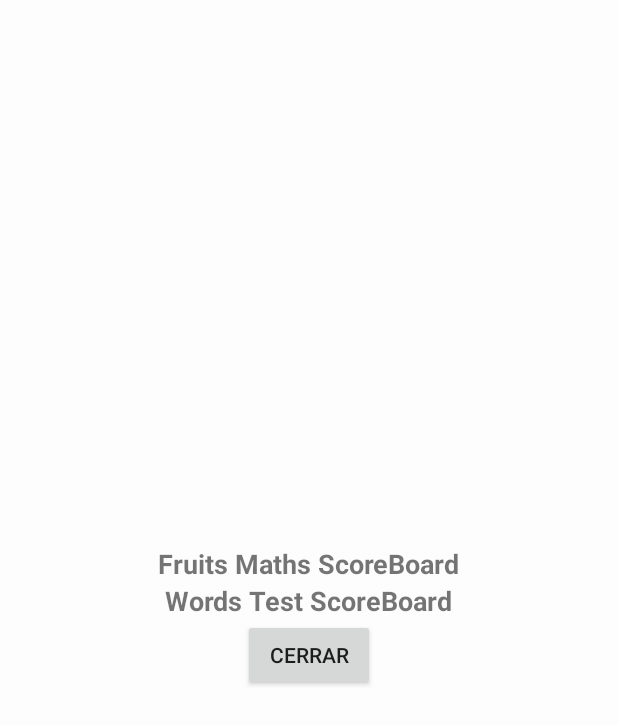
After one commit to jkincho23/ProyectoMoviles2, an Android app: the layout popup_layout.xml on its own in the app's theme, with its tools: preview values and no code run, on a phone screen of 412 x 824 dp. The commit adds this screen. Shown: the top 725 px of the screen. Run offline under Robolectric (Android 15) with nearby library versions, the phone set to English and light mode, and no system bars.

Commit message:
Haciendo maravillas

```diff
--- /dev/null
+++ b/GameProyecto/app/src/main/res/layout/popup_layout.xml
@@ -0,0 +1,41 @@
+<?xml version="1.0" encoding="utf-8"?>
+<LinearLayout xmlns:android="http://schemas.android.com/apk/res/android"
+    android:layout_width="match_parent"
+    android:layout_height="match_parent"
+    android:gravity="center"
+    android:orientation="vertical"
+    android:background="@drawable/fondoet">
+
+    <TextView
+        android:id="@+id/messageTextView"
+        android:layout_width="wrap_content"
+        android:layout_height="wrap_content"
+        android:text="Fruits Maths ScoreBoard"
+        android:textSize="18sp"
+        android:textStyle="bold" />
+
+    <ListView
+        android:id="@+id/scoreboardListView"
+        android:layout_width="match_parent"
+        android:layout_height="wrap_content" />
+
+    <TextView
+        android:id="@+id/messageTextViewW"
+        android:layout_width="wrap_content"
+        android:layout_height="wrap_content"
+        android:text="Words Test ScoreBoard"
+        android:textSize="18sp"
+        android:textStyle="bold" />
+
+    <ListView
+        android:id="@+id/scoreboardListViewW"
+        android:layout_width="match_parent"
+        android:layout_height="wrap_content" />
+
+    <Button
+        android:id="@+id/closeButton"
+        android:layout_width="wrap_content"
+        android:layout_height="wrap_content"
+        android:text="Cerrar" />
+
+</LinearLayout>
--- a/GameProyecto/app/src/main/res/values/colors.xml
+++ b/GameProyecto/app/src/main/res/values/colors.xml
@@ -7,6 +7,7 @@
     <color name="teal_700">#FF018786</color>
     <color name="black">#FF000000</color>
     <color name="white">#FFFFFFFF</color>
+    <color name="lila">#757575</color>
 
     <color name="color_primary">#9C27B0</color>
     <color name="color_primary_dark">#7B1FA2</color>
```
Also changed, not shown: GameProyecto/app/src/main/java/com/example/gameproyecto/MainActivity.kt (+146 -0 lines), GameProyecto/app/src/main/java/com/example/gameproyecto/MainActivityNivel4.kt (+14 -4 lines), GameProyecto/app/src/main/java/com/example/gameproyecto/MainActivityNivel5.kt (+33 -23 lines), GameProyecto/app/src/main/java/com/example/gameproyecto/MainActivityNivel6.kt (+18 -8 lines), GameProyecto/app/src/main/java/com/example/gameproyecto/MainActivityNivel7.kt (+30 -56 lines), GameProyecto/app/src/main/java/com/example/gameproyecto/MainActivityNivel8.kt (+29 -18 lines), GameProyecto/app/src/main/res/drawable/item_score_background.xml (added, +12 -0 lines), GameProyecto/app/src/main/res/layout/activity_main.xml (+12 -0 lines), GameProyecto/app/src/main/res/layout/item_score.xml (added, +22 -0 lines), GameProyecto/app/src/main/res/values/styles.xml (added, +7 -0 lines).
